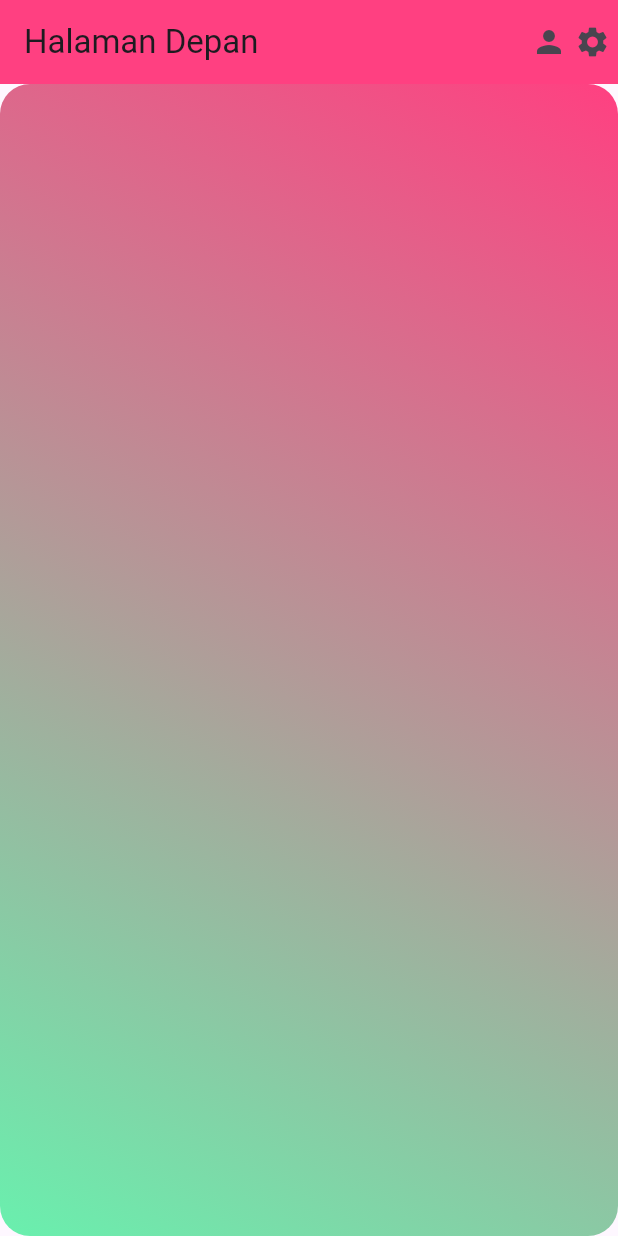
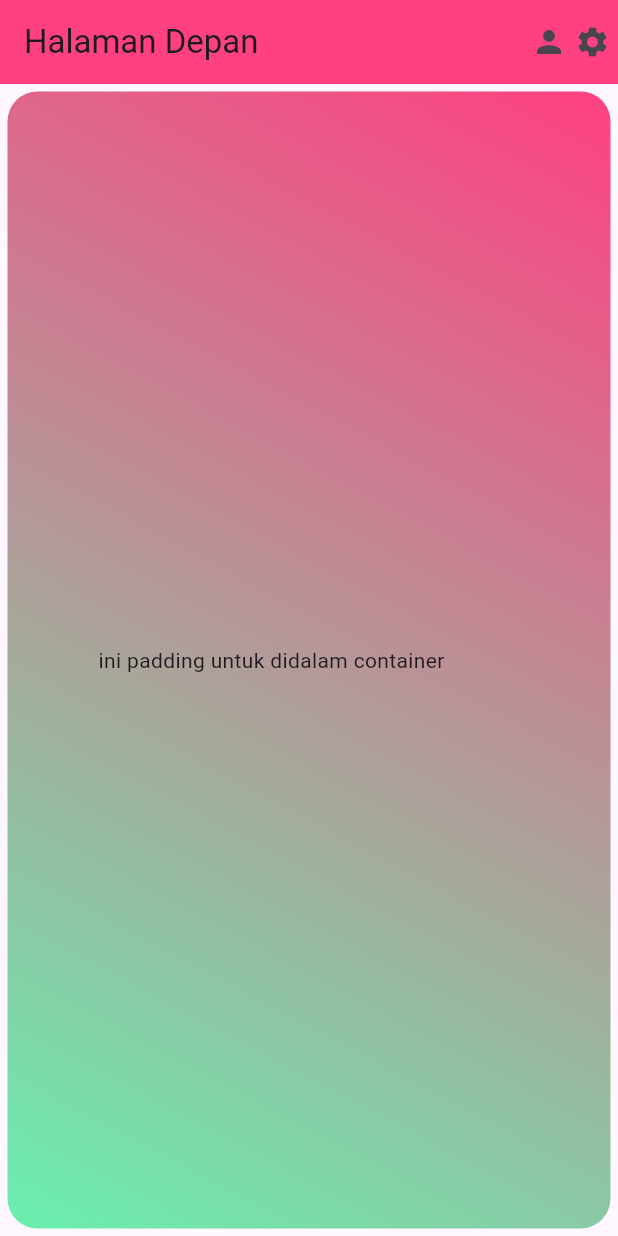
Before and after one commit to ginaa07/Latihan_container_week_5_1123150124, a Flutter app: the screen it shows after launch, on a phone screen of 412 x 824 dp. Run offline on Flutter 3.47's test engine with Material 3 defaults, Android fonts, the light colour scheme and no system bars.

Commit message:
menambahkan text dan padding

```diff
--- a/lib/main.dart
+++ b/lib/main.dart
@@ -38,9 +38,11 @@ class Halaman extends StatelessWidget {
         ],
       ),
       body: Container(
-        width: double.infinity,
-        height: double.infinity,
+        margin: EdgeInsets.all(5),
+        // width: double.infinity,
+        // height: double.infinity,
       // color: Colors.greenAccent,
+      alignment: Alignment.center,
       //   child: Row(
       //     mainAxisAlignment: MainAxisAlignment.center,
       //     // children itu array (ada tanda []
@@ -52,6 +54,7 @@ class Halaman extends StatelessWidget {
       //     Text("ini adalah data")
       //   ],
       // )
+      padding: EdgeInsets.only(right: 50),
       decoration: BoxDecoration(
         color: Colors.tealAccent,
         borderRadius: BorderRadius.circular(20),
@@ -64,7 +67,8 @@ class Halaman extends StatelessWidget {
           ],
         ),
         ),
-        ),
-    );
+        child: Text("ini padding untuk didalam container"),
+          ),
+        );
   }
 }
```
